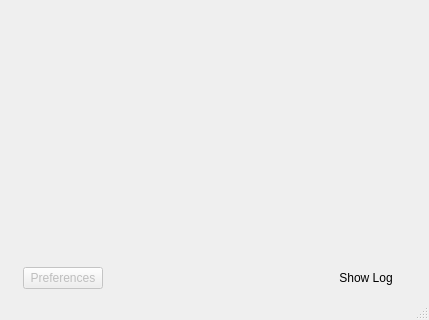
Qt form src/leap/bitmask/gui/ui/mainwindow.ui (leapcode/bitmask_client) before a commit; both pictures show x 0 to 429 and y 259 to 579 of the 429 by 579 pixel window.
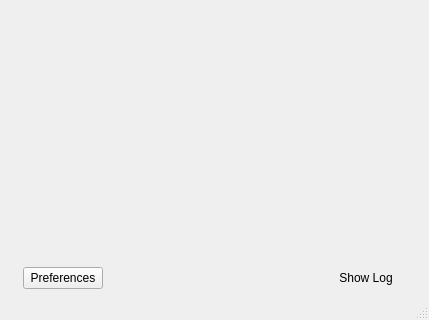
The same form after that commit. Icons and pictures are not drawn.

```diff
--- a/src/leap/bitmask/gui/ui/mainwindow.ui
+++ b/src/leap/bitmask/gui/ui/mainwindow.ui
@@ -217,7 +217,7 @@
       <item>
        <widget class="QPushButton" name="btnPreferences">
         <property name="enabled">
-         <bool>false</bool>
+         <bool>true</bool>
         </property>
         <property name="text">
          <string>Preferences</string>
```
